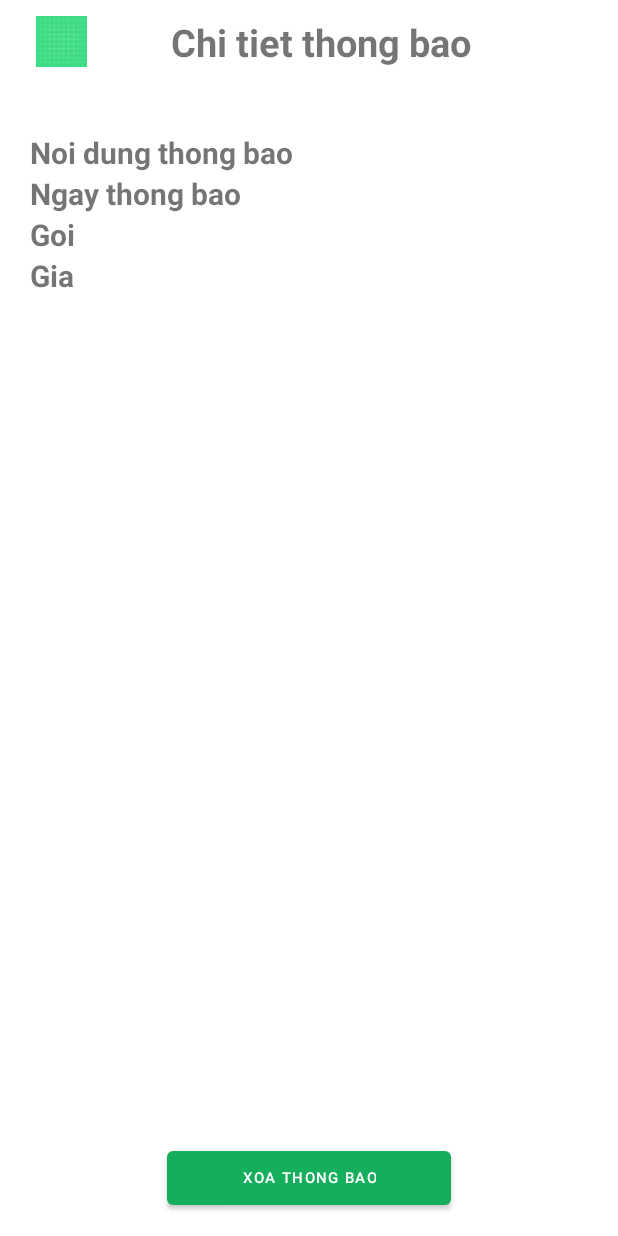
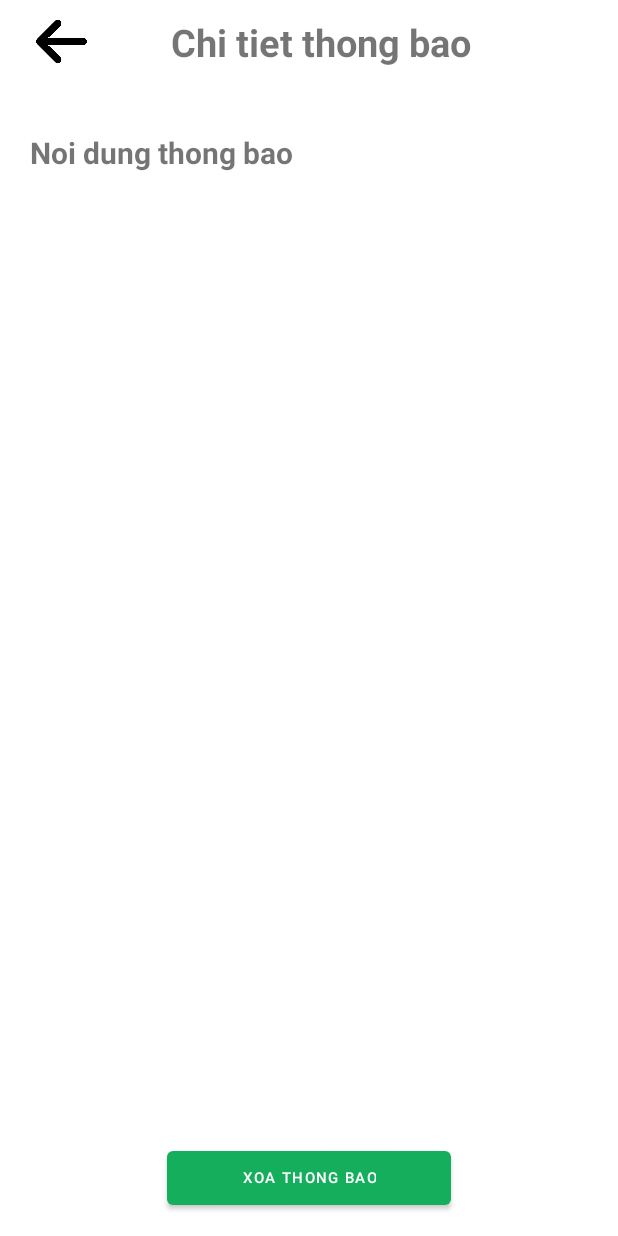
Before and after one commit to minh020103/MobileProjectApp2, an Android app: the NotificationDetailActivity screen opened directly, with no data from a screen before it, on a phone screen of 412 x 824 dp. Run offline under Robolectric (Android 15) with nearby library versions, the phone set to English and light mode, and no system bars.

Commit message:
done chi tiet thong bao

```diff
--- a/app/src/main/java/com/example/mobileprojectapp2/activity/chutro/NotificationDetailActivity.java
+++ b/app/src/main/java/com/example/mobileprojectapp2/activity/chutro/NotificationDetailActivity.java
@@ -4,20 +4,58 @@ import androidx.appcompat.app.AppCompatActivity;
 
 import android.content.Intent;
 import android.os.Bundle;
+import android.view.View;
 import android.widget.ImageView;
 import android.widget.TextView;
 
 import com.example.mobileprojectapp2.R;
+import com.example.mobileprojectapp2.api.chutro.ApiServiceKiet;
+import com.example.mobileprojectapp2.datamodel.NguoiThue;
+import com.example.mobileprojectapp2.datamodel.ThongBao;
+
+import retrofit2.Call;
+import retrofit2.Callback;
+import retrofit2.Response;
 
 public class NotificationDetailActivity extends AppCompatActivity {
 
-
+    ImageView imgBack;
+    TextView tvNoiDungThongBaoChiTiet;
+    int id;
     @Override
     protected void onCreate(Bundle savedInstanceState) {
         super.onCreate(savedInstanceState);
         setContentView(R.layout.chi_tiet_thong_bao_layout);
 
+        Intent intent = getIntent();
+        id = intent.getIntExtra("id", 0);
 
+        imgBack = findViewById(R.id.imgBack);
+        tvNoiDungThongBaoChiTiet = findViewById(R.id.tvNoiDungThongBaoChiTiet);
 
+        imgBack.setOnClickListener(new View.OnClickListener() {
+            @Override
+            public void onClick(View view) {
+                finish();
+            }
+        });
+
+        getThongBaoByID(id);
+    }
+
+    private void getThongBaoByID(int id)
+    {
+        ApiServiceKiet.apiServiceKiet.getChiTietThongBaoTheoId(id).enqueue(new Callback<ThongBao>() {
+            @Override
+            public void onResponse(Call<ThongBao> call, Response<ThongBao> response) {
+                ThongBao notify = response.body();
+                tvNoiDungThongBaoChiTiet.setText(notify.getNoiDung());
+            }
+
+            @Override
+            public void onFailure(Call<ThongBao> call, Throwable t) {
+
+            }
+        });
     }
 }
--- a/app/src/main/java/com/example/mobileprojectapp2/api/chutro/ApiServiceKiet.java
+++ b/app/src/main/java/com/example/mobileprojectapp2/api/chutro/ApiServiceKiet.java
@@ -32,6 +32,6 @@ public interface ApiServiceKiet {
     /* Thong Bao */
     @GET("api/thongbao/all")
     Call<List<ThongBao>> getListThongBaoTheoIdTaiKhoan(@Query("idTaiKhoanNhan") int idTaiKhoanNhan);
-    @GET("api/awd")
-    Call<ThongBao> getChiTietThongBaoTheoIdTaiKhoan(@Query("id") int id);
+    @GET("api/thongbao/chitiet")
+    Call<ThongBao> getChiTietThongBaoTheoId(@Query("id") int id);
 }
--- a/app/src/main/java/com/example/mobileprojectapp2/fragment/chutro/NotificationFragment.java
+++ b/app/src/main/java/com/example/mobileprojectapp2/fragment/chutro/NotificationFragment.java
@@ -76,4 +76,10 @@ public class NotificationFragment extends AbstractFragment{
         intent.putExtra("id", id);
         startActivity(intent);
     }
+
+    @Override
+    public void onResume() {
+        super.onResume();
+        listThongBaoTheoIdTaiKhoan(2);
+    }
 }
--- a/app/src/main/res/layout/chi_tiet_thong_bao_layout.xml
+++ b/app/src/main/res/layout/chi_tiet_thong_bao_layout.xml
@@ -18,7 +18,7 @@
                 android:id="@+id/imgBack"
                 android:layout_width="50dp"
                 android:layout_height="34dp"
-                android:src="@drawable/ic_launcher_background" />
+                android:src="@drawable/icon_back" />
 
             <TextView
                 android:layout_width="match_parent"
@@ -46,28 +46,7 @@
             android:textStyle="bold"
             android:textSize="20sp"/>
 
-        <TextView
-            android:id="@+id/tvNgayThongBaoChiTiet"
-            android:layout_width="wrap_content"
-            android:layout_height="wrap_content"
-            android:text="Ngay thong bao"
-            android:textStyle="bold"
-            android:textSize="20sp"/>
 
-        <TextView
-            android:id="@+id/tvGoiThongBaoChiTiet"
-            android:layout_width="wrap_content"
-            android:layout_height="wrap_content"
-            android:text="Goi"
-            android:textStyle="bold"
-            android:textSize="20sp"/>
-
-        <TextView
-            android:layout_width="wrap_content"
-            android:layout_height="wrap_content"
-            android:text="Gia"
-            android:textStyle="bold"
-            android:textSize="20sp"/>
 
     </LinearLayout>
 
```
